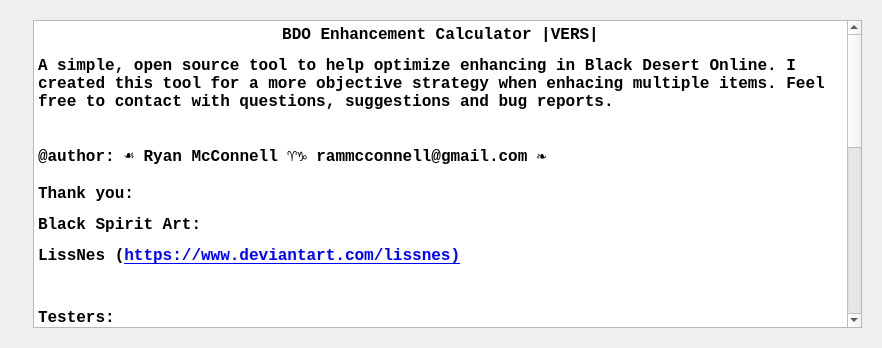
Old version of the form src/BDO_Enhancement_Tool/Forms/dlg_About.ui in the repository Graveflo/BDO_Enhancement_Tool.
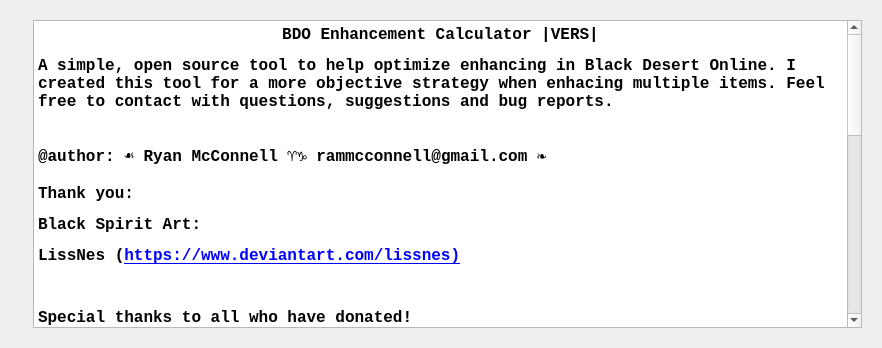
New version of the form. Icons and pictures are not drawn.

The edit to the form file:
```diff
--- a/src/BDO_Enhancement_Tool/Forms/dlg_About.ui
+++ b/src/BDO_Enhancement_Tool/Forms/dlg_About.ui
@@ -56,9 +56,12 @@
 &lt;p style=&quot; margin-top:12px; margin-bottom:12px; margin-left:0px; margin-right:0px; -qt-block-indent:0; text-indent:0px;&quot;&gt;Black Spirit Art:&lt;/p&gt;
 &lt;p style=&quot; margin-top:12px; margin-bottom:12px; margin-left:0px; margin-right:0px; -qt-block-indent:0; text-indent:0px;&quot;&gt;LissNes (&lt;a href=&quot;https://www.deviantart.com/lissnes&quot;&gt;&lt;span style=&quot; text-decoration: underline; color:#0000ff;&quot;&gt;https://www.deviantart.com/lissnes)&lt;/span&gt;&lt;/a&gt;&lt;/p&gt;
 &lt;p style=&quot;-qt-paragraph-type:empty; margin-top:12px; margin-bottom:12px; margin-left:0px; margin-right:0px; -qt-block-indent:0; text-indent:0px; text-decoration: underline; color:#0000ff;&quot;&gt;&lt;br /&gt;&lt;/p&gt;
+&lt;p style=&quot; margin-top:12px; margin-bottom:12px; margin-left:0px; margin-right:0px; -qt-block-indent:0; text-indent:0px;&quot;&gt;Special thanks to all who have donated!&lt;/p&gt;
+&lt;p style=&quot;-qt-paragraph-type:empty; margin-top:12px; margin-bottom:12px; margin-left:0px; margin-right:0px; -qt-block-indent:0; text-indent:0px;&quot;&gt;&lt;br /&gt;&lt;/p&gt;
 &lt;p style=&quot; margin-top:12px; margin-bottom:12px; margin-left:0px; margin-right:0px; -qt-block-indent:0; text-indent:0px;&quot;&gt;Testers:&lt;br /&gt;&lt;span style=&quot; font-family:'Courier New';&quot;&gt;LocustSpawning (BDO)&lt;/span&gt;&lt;/p&gt;
 &lt;p style=&quot; margin-top:12px; margin-bottom:12px; margin-left:0px; margin-right:0px; -qt-block-indent:0; text-indent:0px;&quot;&gt;Isaacvithurston (reddit&lt;span style=&quot; font-family:'Courier New';&quot;&gt;)&lt;/span&gt;&lt;/p&gt;
 &lt;p style=&quot; margin-top:12px; margin-bottom:12px; margin-left:0px; margin-right:0px; -qt-block-indent:0; text-indent:0px;&quot;&gt;Josh E	(Discord)&lt;/p&gt;
+&lt;p style=&quot; margin-top:12px; margin-bottom:12px; margin-left:0px; margin-right:0px; -qt-block-indent:0; text-indent:0px;&quot;&gt;Khloriael (Discord)&lt;/p&gt;
 &lt;p style=&quot; margin-top:12px; margin-bottom:12px; margin-left:0px; margin-right:0px; -qt-block-indent:0; text-indent:0px;&quot;&gt;&lt;span style=&quot; font-family:'Courier New';&quot;&gt;d3lak (GitHub)&lt;/span&gt;&lt;/p&gt;
 &lt;p style=&quot; margin-top:12px; margin-bottom:12px; margin-left:0px; margin-right:0px; -qt-block-indent:0; text-indent:0px;&quot;&gt;&lt;span style=&quot; font-family:'Courier New';&quot;&gt;hiLLo612 (BDO)&lt;/span&gt;&lt;/p&gt;
 &lt;p style=&quot; margin-top:12px; margin-bottom:12px; margin-left:0px; margin-right:0px; -qt-block-indent:0; text-indent:0px;&quot;&gt;&lt;span style=&quot; font-family:'Courier New';&quot;&gt;Tsukigato (reddit)&lt;/span&gt;&lt;/p&gt;
```
